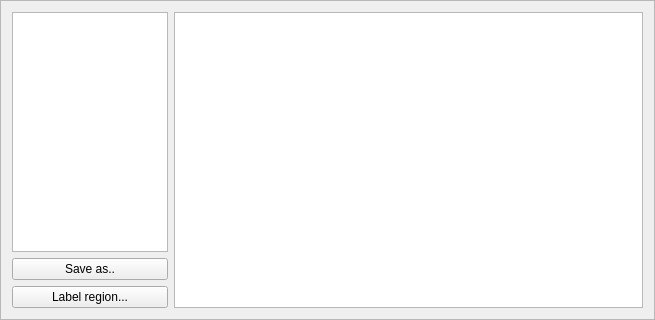
First picture: the form in regionlistframe.ui, repository polmonso/superannotator, before the edit.
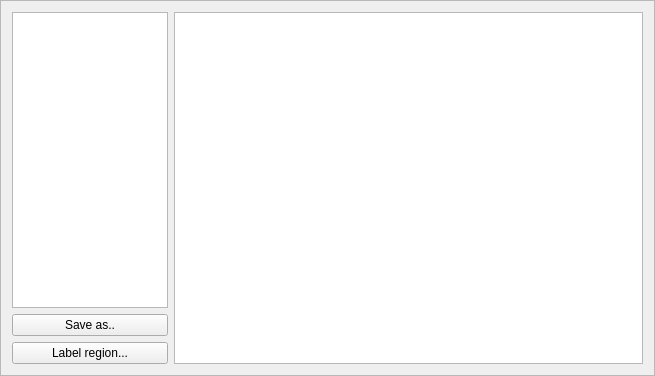
Second picture: the form after the edit.

The edit to the form file:
```diff
--- a/regionlistframe.ui
+++ b/regionlistframe.ui
@@ -7,7 +7,7 @@
     <x>0</x>
     <y>0</y>
     <width>655</width>
-    <height>320</height>
+    <height>376</height>
    </rect>
   </property>
   <property name="windowTitle">
```
